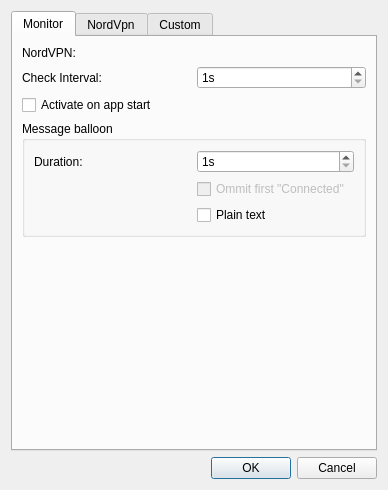
This is app/settings/settingsdialog.ui in sendevent/yangl as Qt 5 draws it before an edit. The edited form follows.
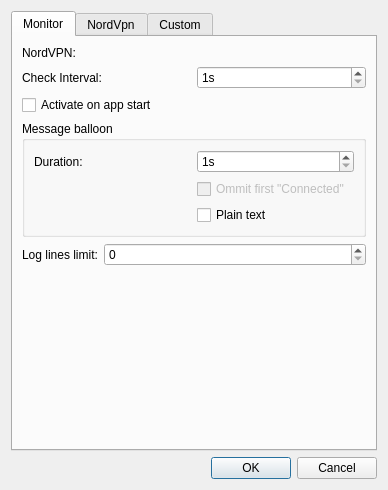
This is the edited form. Custom widgets are drawn as their Qt base class.

What changed in the file:
```diff
--- a/app/settings/settingsdialog.ui
+++ b/app/settings/settingsdialog.ui
@@ -118,6 +118,24 @@
          </layout>
         </widget>
        </item>
+       <item>
+        <layout class="QFormLayout" name="formLayout">
+         <item row="0" column="0">
+          <widget class="QLabel" name="label_4">
+           <property name="text">
+            <string>Log lines limit:</string>
+           </property>
+          </widget>
+         </item>
+         <item row="0" column="1">
+          <widget class="QSpinBox" name="spinBoxLogLines">
+           <property name="maximum">
+            <number>10000</number>
+           </property>
+          </widget>
+         </item>
+        </layout>
+       </item>
        <item>
         <spacer name="verticalSpacer">
          <property name="orientation">
```
